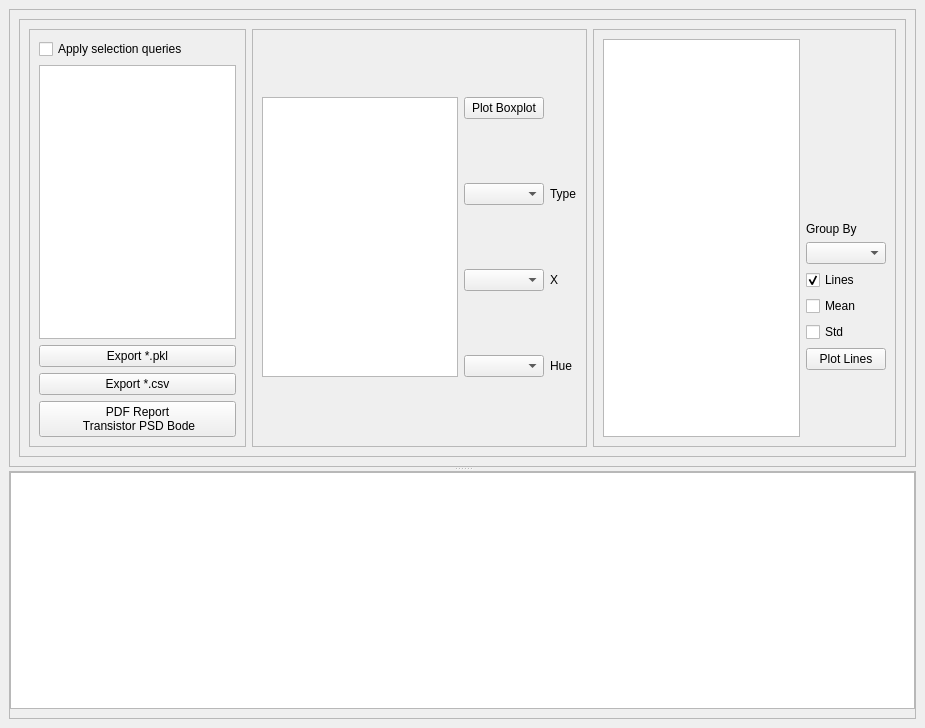
Old version of the form PyGFETdb/GuiDBView/GuiDataExplorer_v2.ui in the repository aguimera/PyGFETdb.
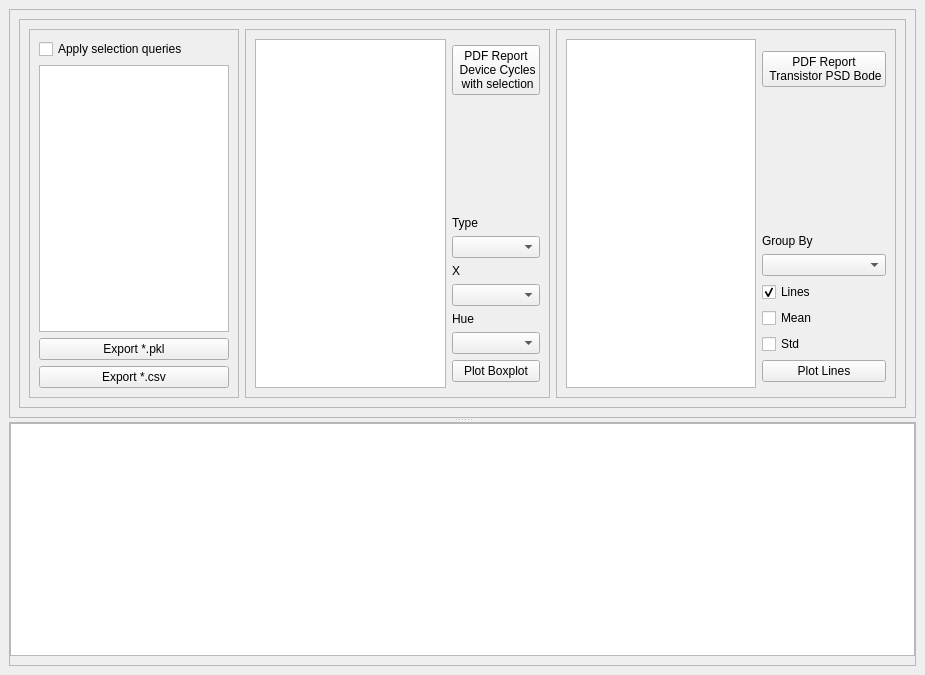
New version of the form.

Commit message: Bug Fixes and device report

The edit to the form file:
```diff
--- a/PyGFETdb/GuiDBView/GuiDataExplorer_v2.ui
+++ b/PyGFETdb/GuiDBView/GuiDataExplorer_v2.ui
@@ -7,7 +7,7 @@
     <x>0</x>
     <y>0</y>
     <width>925</width>
-    <height>728</height>
+    <height>675</height>
    </rect>
   </property>
   <property name="windowTitle">
@@ -74,14 +74,6 @@
                 </property>
                </widget>
               </item>
-              <item>
-               <widget class="QPushButton" name="ButRepPSDBode">
-                <property name="text">
-                 <string>PDF Report  
- Transistor PSD Bode</string>
-                </property>
-               </widget>
-              </item>
              </layout>
             </widget>
            </item>
@@ -94,24 +86,7 @@
               <enum>QFrame::Raised</enum>
              </property>
              <layout class="QGridLayout" name="gridLayout">
-              <item row="0" column="1">
-               <widget class="QPushButton" name="ButBoxPlot">
-                <property name="text">
-                 <string>Plot Boxplot</string>
-                </property>
-               </widget>
-              </item>
-              <item row="3" column="2">
-               <widget class="QLabel" name="label_3">
-                <property name="text">
-                 <string>Hue</string>
-                </property>
-               </widget>
-              </item>
-              <item row="1" column="1">
-               <widget class="QComboBox" name="CmbBoxType"/>
-              </item>
-              <item row="0" column="0" rowspan="4">
+              <item row="2" column="0" rowspan="11">
                <widget class="QListWidget" name="LstBoxYPars">
                 <property name="selectionMode">
                  <enum>QAbstractItemView::ExtendedSelection</enum>
@@ -124,26 +99,65 @@
                 </property>
                </widget>
               </item>
-              <item row="3" column="1">
-               <widget class="QComboBox" name="CmbBoxHue"/>
-              </item>
-              <item row="2" column="2">
+              <item row="7" column="2">
                <widget class="QLabel" name="label">
                 <property name="text">
                  <string>X</string>
                 </property>
                </widget>
               </item>
-              <item row="1" column="2">
+              <item row="5" column="2">
                <widget class="QLabel" name="label_4">
                 <property name="text">
                  <string>Type</string>
                 </property>
                </widget>
               </item>
-              <item row="2" column="1">
+              <item row="11" column="2">
+               <widget class="QPushButton" name="ButBoxPlot">
+                <property name="text">
+                 <string>Plot Boxplot</string>
+                </property>
+               </widget>
+              </item>
+              <item row="9" column="2">
+               <widget class="QLabel" name="label_3">
+                <property name="text">
+                 <string>Hue</string>
+                </property>
+               </widget>
+              </item>
+              <item row="6" column="2">
+               <widget class="QComboBox" name="CmbBoxType"/>
+              </item>
+              <item row="8" column="2">
                <widget class="QComboBox" name="CmbBoxX"/>
               </item>
+              <item row="3" column="2">
+               <widget class="QPushButton" name="ButRepDevice">
+                <property name="text">
+                 <string>PDF Report  
+ Device Cycles 
+ with selection</string>
+                </property>
+               </widget>
+              </item>
+              <item row="10" column="2">
+               <widget class="QComboBox" name="CmbBoxHue"/>
+              </item>
+              <item row="4" column="2">
+               <spacer name="verticalSpacer">
+                <property name="orientation">
+                 <enum>Qt::Vertical</enum>
+                </property>
+                <property name="sizeHint" stdset="0">
+                 <size>
+                  <width>20</width>
+                  <height>40</height>
+                 </size>
+                </property>
+               </spacer>
+              </item>
              </layout>
             </widget>
            </item>
@@ -156,7 +170,22 @@
               <enum>QFrame::Raised</enum>
              </property>
              <layout class="QGridLayout" name="gridLayout_2">
-              <item row="6" column="1">
+              <item row="10" column="1">
+               <widget class="QCheckBox" name="CheckLinesStd">
+                <property name="text">
+                 <string>Std</string>
+                </property>
+               </widget>
+              </item>
+              <item row="4" column="1">
+               <widget class="QPushButton" name="ButRepPSDBode">
+                <property name="text">
+                 <string>PDF Report  
+ Transistor PSD Bode</string>
+                </property>
+               </widget>
+              </item>
+              <item row="8" column="1">
                <widget class="QCheckBox" name="CheckLines">
                 <property name="text">
                  <string>Lines</string>
@@ -166,7 +195,17 @@
                 </property>
                </widget>
               </item>
-              <item row="2" column="0" rowspan="9">
+              <item row="11" column="1">
+               <widget class="QPushButton" name="ButPlotVect">
+                <property name="text">
+                 <string>Plot Lines</string>
+                </property>
+               </widget>
+              </item>
+              <item row="7" column="1">
+               <widget class="QComboBox" name="CmbLinesGroup"/>
+              </item>
+              <item row="2" column="0" rowspan="11">
                <widget class="QListWidget" name="LstLinesPars">
                 <property name="selectionMode">
                  <enum>QAbstractItemView::ExtendedSelection</enum>
@@ -179,7 +218,7 @@
                 </property>
                </widget>
               </item>
-              <item row="4" column="1">
+              <item row="6" column="1">
                <widget class="QLabel" name="label_2">
                 <property name="text">
                  <string>Group By</string>
@@ -190,29 +229,25 @@
                </widget>
               </item>
               <item row="9" column="1">
-               <widget class="QPushButton" name="ButPlotVect">
-                <property name="text">
-                 <string>Plot Lines</string>
-                </property>
-               </widget>
-              </item>
-              <item row="8" column="1">
-               <widget class="QCheckBox" name="CheckLinesStd">
-                <property name="text">
-                 <string>Std</string>
-                </property>
-               </widget>
-              </item>
-              <item row="5" column="1">
-               <widget class="QComboBox" name="CmbLinesGroup"/>
-              </item>
-              <item row="7" column="1">
                <widget class="QCheckBox" name="CheckLinesMean">
                 <property name="text">
                  <string>Mean</string>
                 </property>
                </widget>
               </item>
+              <item row="5" column="1">
+               <spacer name="verticalSpacer_2">
+                <property name="orientation">
+                 <enum>Qt::Vertical</enum>
+                </property>
+                <property name="sizeHint" stdset="0">
+                 <size>
+                  <width>20</width>
+                  <height>40</height>
+                 </size>
+                </property>
+               </spacer>
+              </item>
              </layout>
             </widget>
            </item>
```
The commit also changes 12 other files.
